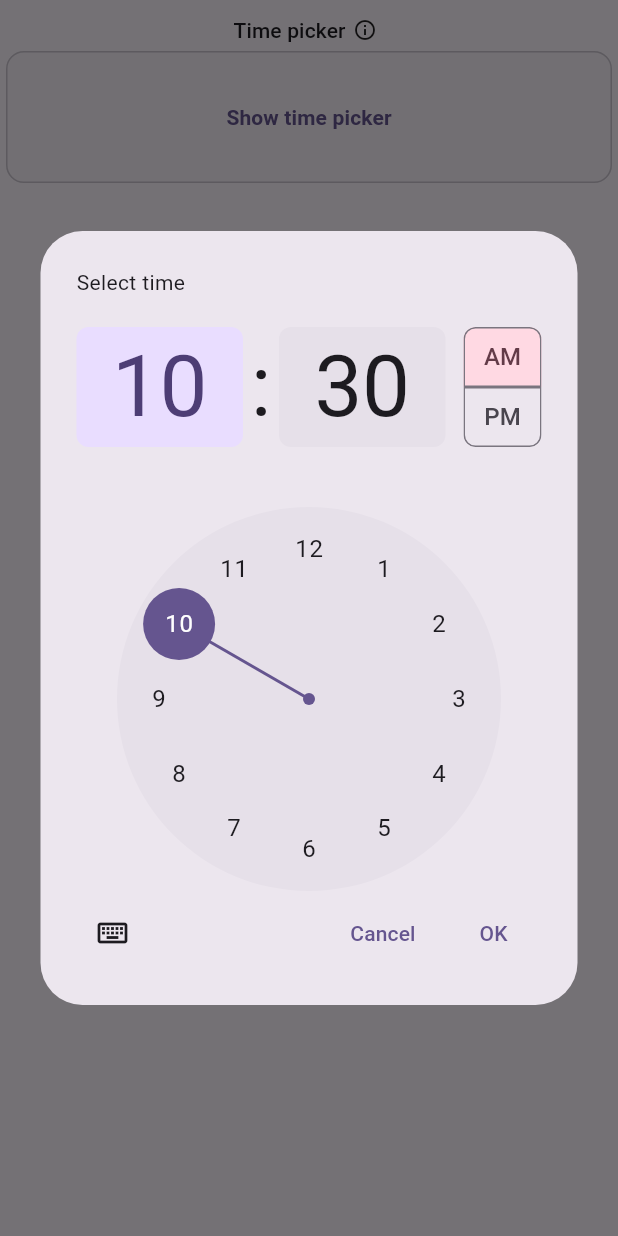
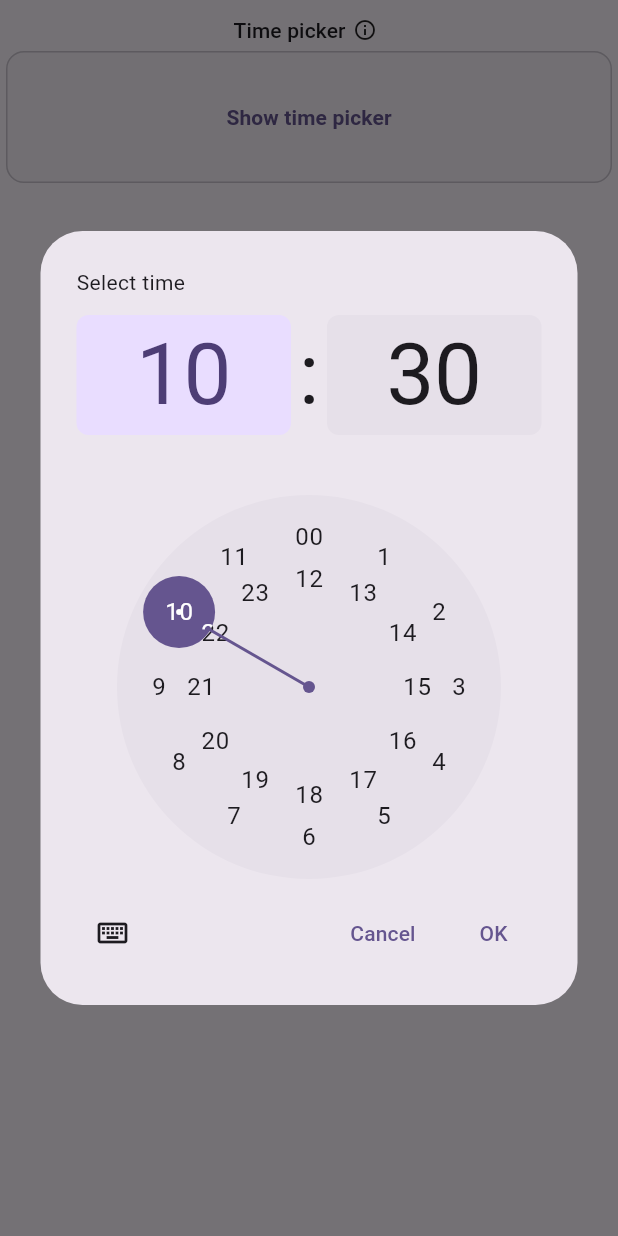
Before and after one commit to untitled-alvin/material_3_demo, a Flutter app: the TimePickers widget shown alone on an empty page, opened directly, after a tap on "Show time picker", on a phone screen of 412 x 824 dp. Run offline on Flutter 3.47's test engine with Material 2 defaults, Android fonts, the phone set to English and light mode, and no system bars.

```diff
--- a/lib/component_screen.dart
+++ b/lib/component_screen.dart
@@ -1464,6 +1464,14 @@ class _TimePickersState extends State<TimePickers> {
           final TimeOfDay? time = await showTimePicker(
             context: context,
             initialTime: selectedTime ?? TimeOfDay.now(),
+            builder: (context, child) {
+              return MediaQuery(
+                data: MediaQuery.of(context).copyWith(
+                  alwaysUse24HourFormat: true,
+                ),
+                child: child!,
+              );
+            },
           );
           setState(() {
             selectedTime = time;
```
